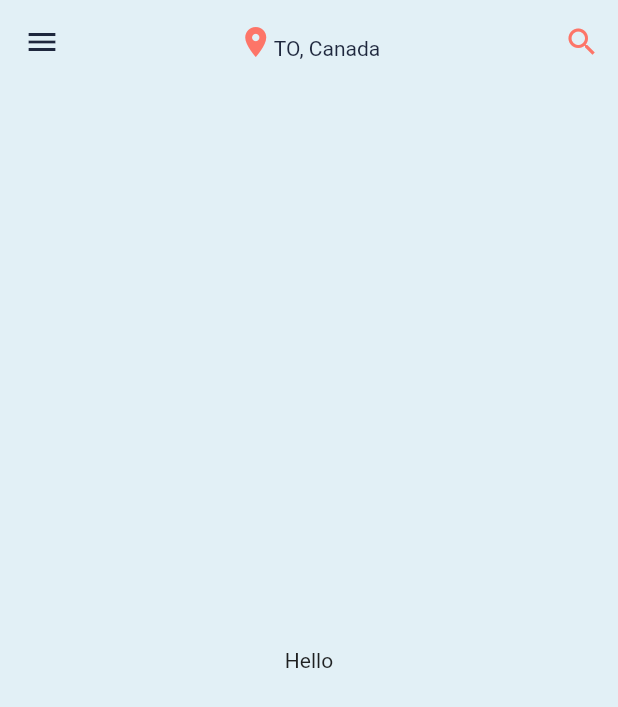
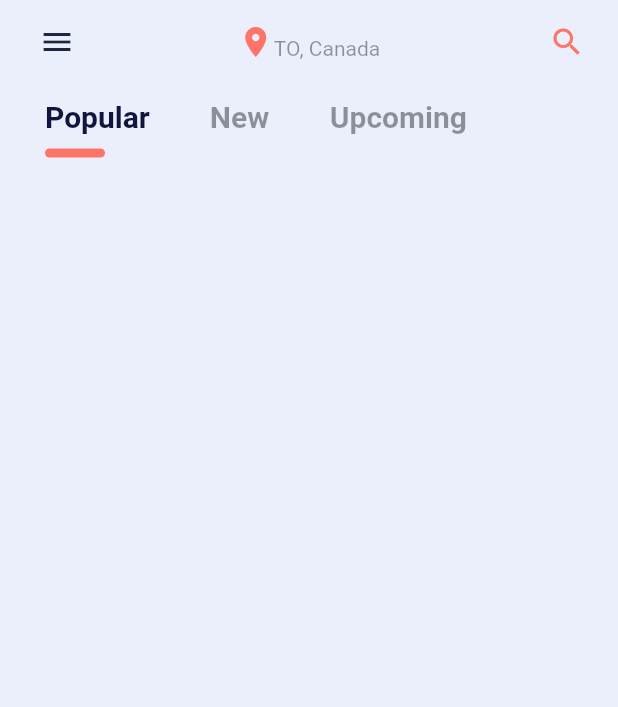
Before and after one commit to unsuitable001/MooVZ, a Flutter app: the screen it shows after launch, on a phone screen of 412 x 824 dp. Shown: the top 707 px of the screen. Run offline on Flutter 3.47's test engine with Material 2 defaults, Android fonts, the phone set to English and light mode, and no system bars.

Commit message:
implement navbar & fix colors

```diff
--- a/lib/components/app_bar.dart
+++ b/lib/components/app_bar.dart
@@ -10,23 +10,25 @@ AppBar myAppBar(BuildContext context) {
     elevation: 0,
     centerTitle: true,
     title: RichText(
-        text: const TextSpan(children: <InlineSpan>[
-      WidgetSpan(
+        text: TextSpan(children: <InlineSpan>[
+      const WidgetSpan(
         child: Icon(
           Icons.location_on,
           color: kIconSecondaryColor,
         ),
       ),
-      TextSpan(text: 'TO, Canada', style: TextStyle(color: kFontColor))
+      TextSpan(text: 'TO, Canada', style: TextStyle(color: kSecondaryFontColor))
     ])),
     leading: IconButton(
       icon: const Icon(Icons.menu),
+      padding: const EdgeInsets.only(left: kDefaultPadding),
       color: kIconColor,
       onPressed: () => print('menu'),
     ),
     actions: <Widget>[
       IconButton(
           icon: const Icon(Icons.search),
+          padding: const EdgeInsets.only(right: kDefaultPadding),
           color: kIconSecondaryColor,
           onPressed: () => print('menu'))
     ],
--- /dev/null
+++ b/lib/components/navbar.dart
@@ -0,0 +1,68 @@
+import 'package:flutter/material.dart';
+
+import '../constants.dart';
+
+/// Top navigation bar for the app.
+class NavBar extends StatefulWidget {
+  const NavBar({Key? key}) : super(key: key);
+
+  @override
+  _NavBarState createState() => _NavBarState();
+}
+
+class _NavBarState extends State<NavBar> {
+  int selectedCategory = 0;
+  List<String> categories = ['Popular', 'New', 'Upcoming'];
+  @override
+  Widget build(BuildContext context) {
+    return Container(
+      margin: const EdgeInsets.symmetric(vertical: kDefaultPadding / 2),
+      padding: const EdgeInsets.only(left: kDefaultPadding / 2),
+      height: 60,
+      child: ListView.builder(
+        scrollDirection: Axis.horizontal,
+        itemCount: categories.length,
+        itemBuilder: (context, index) => navItemBuilder(context, index),
+      ),
+    );
+  }
+
+  /// Builder function for navigation menu items.
+  Padding navItemBuilder(BuildContext context, int index) {
+    return Padding(
+      padding: const EdgeInsets.symmetric(horizontal: kDefaultPadding),
+      child: GestureDetector(
+        onTap: () {
+          setState(() {
+            selectedCategory = index;
+          });
+        },
+        child: Column(
+          crossAxisAlignment: CrossAxisAlignment.start,
+          children: <Widget>[
+            Text(
+              categories[index],
+              style: Theme.of(context).textTheme.headline6?.copyWith(
+                    fontWeight: FontWeight.w600,
+                    color: index == selectedCategory
+                        ? kTextColor
+                        : kSecondaryFontColor,
+                  ),
+            ),
+            Container(
+              margin: const EdgeInsets.symmetric(vertical: kDefaultPadding / 2),
+              height: 6,
+              width: 40,
+              decoration: BoxDecoration(
+                borderRadius: BorderRadius.circular(10),
+                color: index == selectedCategory
+                    ? kSecondaryColor
+                    : Colors.transparent,
+              ),
+            )
+          ],
+        ),
+      ),
+    );
+  }
+}
--- a/lib/constants.dart
+++ b/lib/constants.dart
@@ -1,6 +1,12 @@
 import 'package:flutter/material.dart';
 
-const kBackgroundColor = Color(0xFFE2F0F6);
+const kBackgroundColor = Color(0xFFEAEFFB);
 const kIconColor = Color(0xFF1E273D);
 const kFontColor = kIconColor;
+final kSecondaryFontColor = Colors.black.withOpacity(0.4);
 const kIconSecondaryColor = Color(0XFFFD7568);
+const kTextColor = Color(0xFF12153D);
+const kTextLightColor = Color(0xFF9A9BB2);
+const kSecondaryColor = kIconSecondaryColor;
+
+const kDefaultPadding = 20.0;
--- a/lib/screens/home.dart
+++ b/lib/screens/home.dart
@@ -1,5 +1,7 @@
 import 'package:flutter/material.dart';
 import 'package:moovz/components/app_bar.dart';
+import 'package:moovz/components/navbar.dart';
+import 'package:moovz/constants.dart';
 
 class HomePage extends StatefulWidget {
   const HomePage({Key? key}) : super(key: key);
@@ -12,9 +14,9 @@ class _HomePageState extends State<HomePage> {
   @override
   Widget build(BuildContext context) {
     return Scaffold(
-      backgroundColor: const Color(0xFFE2F0F6),
+      backgroundColor: kBackgroundColor,
       appBar: myAppBar(context),
-      body: const Center(child: Text('Hello')),
+      body: const NavBar(),
     );
   }
 }
```
